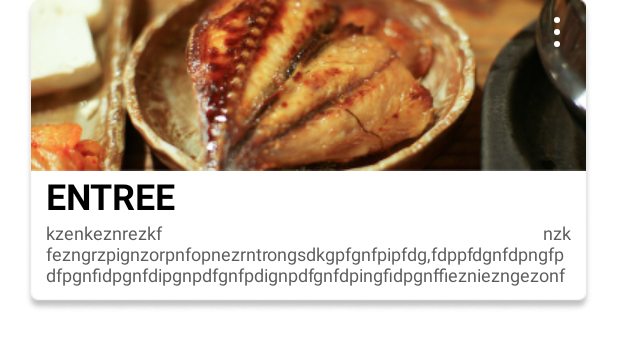
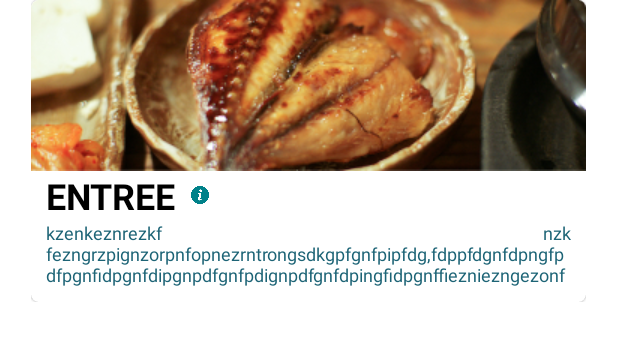
Before and after one commit to BenjaminSpoiden/CanteenAppAndroid, an Android app: the layout recyclerview_menu_item.xml on its own in the app's theme, with its tools: preview values and no code run, on a phone screen of 412 x 824 dp. Shown: the top 348 px of the screen. Run offline under Robolectric (Android 15) with nearby library versions, the light colour scheme and no system bars; Roboto replaces fonts that are not available here.

Commit message:
small changes

```diff
--- a/app/src/main/java/be/technifutur/devmob9/projet_cantinapp_android/interfaces/CalendarListener.kt
+++ b/app/src/main/java/be/technifutur/devmob9/projet_cantinapp_android/interfaces/CalendarListener.kt
@@ -3,6 +3,5 @@ package be.technifutur.devmob9.projet_cantinapp_android.interfaces
 import be.technifutur.devmob9.projet_cantinapp_android.model.data.CalendarModel
 
 interface CalendarListener {
-
     fun onCalendarReceived(calendarModel: CalendarModel)
 }
--- a/app/src/main/java/be/technifutur/devmob9/projet_cantinapp_android/interfaces/FragmentListener.kt
+++ b/app/src/main/java/be/technifutur/devmob9/projet_cantinapp_android/interfaces/FragmentListener.kt
@@ -9,6 +9,5 @@ interface FragmentListener {
 
     fun openCheckoutFragment()
 
-
     fun onProfileMenuSelection(selectedRowPosition: Int)
 }
--- /dev/null
+++ b/app/src/main/java/be/technifutur/devmob9/projet_cantinapp_android/interfaces/ItemSelectedListener.kt
@@ -0,0 +1,5 @@
+package be.technifutur.devmob9.projet_cantinapp_android.interfaces
+
+interface ItemSelectedListener {
+    fun onNumberItemSelected(numberOfItems: Int)
+}
--- a/app/src/main/java/be/technifutur/devmob9/projet_cantinapp_android/viewmodel/ContactPageViewModel.kt
+++ b/app/src/main/java/be/technifutur/devmob9/projet_cantinapp_android/viewmodel/ContactPageViewModel.kt
@@ -6,6 +6,7 @@ import be.technifutur.devmob9.projet_cantinapp_android.model.repositories.Contac
 import be.technifutur.devmob9.projet_cantinapp_android.view.ui.fragments.ContactFragment
 
 class ContactPageViewModel(private val contactPageRepository: ContactPageRepository): ViewModel() {
+
     /**
      * When we use two way databinding, we're forced to use MutableLiveData otherwise the layout can't access the values.
      */
@@ -20,10 +21,12 @@ class ContactPageViewModel(private val contactPageRepository: ContactPageReposit
     var orderNumber = MutableLiveData<String>()
     var message = MutableLiveData<String>()
 
+
     var isCheckboxChecked = MutableLiveData<Boolean>()
 
     val chosenFile: LiveData<String>
         get() = contactPageRepository.currentDocument
 
     fun onClickChoosingFile() = contactPageRepository.onChangedDocument()
+
 }
--- a/app/src/main/java/be/technifutur/devmob9/projet_cantinapp_android/viewmodel/factory/ContactPageVMFactory.kt
+++ b/app/src/main/java/be/technifutur/devmob9/projet_cantinapp_android/viewmodel/factory/ContactPageVMFactory.kt
@@ -6,7 +6,6 @@ import be.technifutur.devmob9.projet_cantinapp_android.model.repositories.Contac
 import be.technifutur.devmob9.projet_cantinapp_android.viewmodel.ContactPageViewModel
 
 class ContactPageVMFactory(private val contactPageRepository: ContactPageRepository): ViewModelProvider.NewInstanceFactory() {
-
     @Suppress("UNCHECKED_CAST")
     override fun <T : ViewModel?> create(modelClass: Class<T>): T {
         return ContactPageViewModel(contactPageRepository) as T
--- a/app/src/main/res/layout-v26/recyclerview_menu_item.xml
+++ b/app/src/main/res/layout-v26/recyclerview_menu_item.xml
@@ -2,67 +2,92 @@
 <androidx.constraintlayout.widget.ConstraintLayout
     xmlns:android="http://schemas.android.com/apk/res/android"
     xmlns:app="http://schemas.android.com/apk/res-auto"
-    android:layout_width="wrap_content"
+    android:layout_width="match_parent"
     android:layout_height="wrap_content"
     android:layout_gravity="center|top"
-    android:paddingBottom="10dp"
     android:id="@+id/recycler_view_item_id">
 
-    <ImageView
+    <com.google.android.material.card.MaterialCardView
         android:id="@+id/menu_bg"
         android:layout_width="wrap_content"
         android:layout_height="wrap_content"
-        android:src="@drawable/menu_bg"
+        android:layout_marginTop="15dp"
+        android:layout_marginBottom="10dp"
+        app:cardBackgroundColor="@android:color/white"
+        app:cardCornerRadius="5dp"
+        app:layout_constraintBottom_toBottomOf="parent"
         app:layout_constraintEnd_toEndOf="parent"
         app:layout_constraintStart_toStartOf="parent"
-        app:layout_constraintTop_toTopOf="parent"/>
+        app:layout_constraintTop_toTopOf="parent">
+
+        <androidx.constraintlayout.widget.ConstraintLayout
+            android:layout_width="wrap_content"
+            android:layout_height="wrap_content">
 
             <ImageView
                 android:id="@+id/menu_illustration"
                 android:layout_width="wrap_content"
                 android:layout_height="wrap_content"
                 android:src="@drawable/menu_illustration"
-        app:layout_constraintTop_toTopOf="@id/menu_bg"
-        app:layout_constraintStart_toStartOf="@id/menu_bg"
-        app:layout_constraintEnd_toEndOf="@id/menu_bg"/>
+                app:layout_constraintEnd_toEndOf="parent"
+                app:layout_constraintStart_toStartOf="parent"
+                app:layout_constraintTop_toTopOf="parent" />
 
             <ImageView
                 android:id="@+id/menu_detail_button"
-        android:layout_width="wrap_content"
-        android:layout_height="wrap_content"
-        android:src="@drawable/ic_menu_detail_button"
-        android:layout_marginTop="1dp"
-        android:layout_marginEnd="7dp"
+                android:layout_width="36dp"
+                android:layout_height="36dp"
                 android:padding="10dp"
-        app:layout_constraintTop_toTopOf="@id/menu_illustration"
-        app:layout_constraintEnd_toEndOf="@id/menu_illustration"/>
+                android:src="@drawable/info_btn"
+                app:layout_constraintStart_toEndOf="@+id/type_menu"
+                app:layout_constraintTop_toBottomOf="@+id/menu_illustration" />
 
             <TextView
                 android:id="@+id/type_menu"
                 android:layout_width="wrap_content"
                 android:layout_height="wrap_content"
+                android:layout_marginStart="10dp"
                 android:text="ENTREE"
+                android:textColor="@android:color/black"
+                android:textSize="24sp"
                 android:textStyle="bold"
-        android:textSize="24sp"
-        android:textColor="@android:color/black"
-        app:layout_constraintTop_toBottomOf="@id/menu_illustration"
                 app:layout_constraintStart_toStartOf="@id/menu_illustration"
-        android:layout_marginStart="10dp"/>
+                app:layout_constraintTop_toBottomOf="@id/menu_illustration" />
 
             <TextView
                 android:id="@+id/menu_description"
                 android:layout_width="0dp"
-        android:layout_height="0dp"
-        android:textSize="12sp"
-        android:textColor="@color/darkerGrey"
-        android:text="@string/mock_desc"
-        android:justificationMode="inter_word"
+                android:layout_height="75dp"
                 android:layout_marginStart="10dp"
                 android:layout_marginEnd="10dp"
-        android:layout_marginBottom="8dp"
-        app:layout_constraintTop_toBottomOf="@id/type_menu"
-        app:layout_constraintEnd_toEndOf="@id/menu_illustration"
-        app:layout_constraintStart_toStartOf="@id/menu_illustration"
-        app:layout_constraintBottom_toBottomOf="@id/menu_bg"/>
+                android:layout_marginBottom="10dp"
+                android:justificationMode="inter_word"
+                android:text="Soupe de Cyprine sur son nid de giclette"
+                android:textColor="@color/darkTurquoise"
+                android:textSize="16sp"
+                android:textStyle="bold"
+                app:layout_constraintBottom_toBottomOf="parent"
+                app:layout_constraintEnd_toEndOf="parent"
+                app:layout_constraintStart_toStartOf="@+id/menu_illustration"
+                app:layout_constraintTop_toBottomOf="@+id/type_menu" />
 
         </androidx.constraintlayout.widget.ConstraintLayout>
+
+    </com.google.android.material.card.MaterialCardView>
+
+    <ImageView
+        android:id="@+id/selected_menu_item"
+        android:layout_width="32dp"
+        android:layout_height="32dp"
+        android:layout_marginStart="351dp"
+        android:layout_marginTop="2dp"
+        android:layout_marginEnd="7dp"
+        android:elevation="10dp"
+        android:visibility="gone"
+        android:src="@drawable/check"
+        app:layout_constraintEnd_toEndOf="parent"
+        app:layout_constraintStart_toStartOf="@+id/menu_bg"
+        app:layout_constraintTop_toTopOf="parent" />
+
+
+</androidx.constraintlayout.widget.ConstraintLayout>
--- a/app/src/main/res/layout/fragment_contact.xml
+++ b/app/src/main/res/layout/fragment_contact.xml
@@ -3,7 +3,6 @@
     xmlns:android="http://schemas.android.com/apk/res/android"
     xmlns:app="http://schemas.android.com/apk/res-auto"
     xmlns:tools="http://schemas.android.com/tools">
-
     <data>
         <variable
             name="contactViewModel"
--- a/app/src/main/res/layout/recyclerview_menu_item.xml
+++ b/app/src/main/res/layout/recyclerview_menu_item.xml
@@ -8,34 +8,37 @@
     android:paddingBottom="10dp"
     android:id="@+id/recycler_view_item_id">
 
-    <ImageView
+    <com.google.android.material.card.MaterialCardView
         android:id="@+id/menu_bg"
         android:layout_width="wrap_content"
         android:layout_height="wrap_content"
-        android:src="@drawable/menu_bg"
+        app:cardBackgroundColor="@android:color/white"
         app:layout_constraintEnd_toEndOf="parent"
         app:layout_constraintStart_toStartOf="parent"
-        app:layout_constraintTop_toTopOf="parent"/>
+        app:layout_constraintTop_toTopOf="parent"
+        app:cardCornerRadius="5dp">
+
+        <androidx.constraintlayout.widget.ConstraintLayout
+            android:layout_width="wrap_content"
+            android:layout_height="wrap_content">
 
             <ImageView
                 android:id="@+id/menu_illustration"
                 android:layout_width="wrap_content"
                 android:layout_height="wrap_content"
                 android:src="@drawable/menu_illustration"
-        app:layout_constraintTop_toTopOf="@id/menu_bg"
-        app:layout_constraintStart_toStartOf="@id/menu_bg"
-        app:layout_constraintEnd_toEndOf="@id/menu_bg"/>
+                app:layout_constraintTop_toTopOf="parent"
+                app:layout_constraintStart_toStartOf="parent"
+                app:layout_constraintEnd_toEndOf="parent"/>
 
             <ImageView
                 android:id="@+id/menu_detail_button"
-        android:layout_width="wrap_content"
-        android:layout_height="wrap_content"
-        android:src="@drawable/ic_menu_detail_button"
-        android:layout_marginTop="1dp"
-        android:layout_marginEnd="7dp"
+                android:layout_width="32dp"
+                android:layout_height="32dp"
                 android:padding="10dp"
-        app:layout_constraintTop_toTopOf="@id/menu_illustration"
-        app:layout_constraintEnd_toEndOf="@id/menu_illustration"/>
+                android:src="@drawable/info_btn"
+                app:layout_constraintStart_toEndOf="@+id/type_menu"
+                app:layout_constraintTop_toBottomOf="@+id/menu_illustration" />
 
             <TextView
                 android:id="@+id/type_menu"
@@ -48,20 +51,28 @@
                 app:layout_constraintTop_toBottomOf="@id/menu_illustration"
                 app:layout_constraintStart_toStartOf="@id/menu_illustration"
                 android:layout_marginStart="10dp"/>
+
             <TextView
                 android:id="@+id/menu_description"
                 android:layout_width="0dp"
-        android:layout_height="0dp"
-        android:textSize="12sp"
-        android:textColor="@color/darkerGrey"
-        android:text="kzenkeznrezkf nzk fezngrzpignzorpnfopnezrntrongsdkgpfgnfpipfdg,fdppfdgnfdpngfpdfpgnfidpgnfdipgnpdfgnfpdignpdfgnfdpingfidpgnffiezniezngezonf"
-        android:justificationMode="inter_word"
+                android:layout_height="wrap_content"
                 android:layout_marginStart="10dp"
                 android:layout_marginEnd="10dp"
-        android:layout_marginBottom="8dp"
-        app:layout_constraintTop_toBottomOf="@id/type_menu"
-        app:layout_constraintEnd_toEndOf="@id/menu_illustration"
-        app:layout_constraintStart_toStartOf="@id/menu_illustration"
-        app:layout_constraintBottom_toBottomOf="@id/menu_bg"/>
+                android:layout_marginBottom="10dp"
+                android:justificationMode="inter_word"
+                android:text="kzenkeznrezkf nzk fezngrzpignzorpnfopnezrntrongsdkgpfgnfpipfdg,fdppfdgnfdpngfpdfpgnfidpgnfdipgnpdfgnfpdignpdfgnfdpingfidpgnffiezniezngezonf"
+                android:textColor="@color/darkTurquoise"
+                android:textSize="12sp"
+                app:layout_constraintBottom_toBottomOf="parent"
+                app:layout_constraintEnd_toEndOf="parent"
+                app:layout_constraintStart_toStartOf="@+id/menu_illustration"
+                app:layout_constraintTop_toBottomOf="@+id/type_menu" />
 
         </androidx.constraintlayout.widget.ConstraintLayout>
+
+    </com.google.android.material.card.MaterialCardView>
+
+
+
+
+</androidx.constraintlayout.widget.ConstraintLayout>
--- a/app/src/main/res/values/colors.xml
+++ b/app/src/main/res/values/colors.xml
@@ -17,4 +17,5 @@
     <color name="darkerGrey">#5C5C5C</color>
     <color name="spacerColor">#7AD378</color>
     <color name="slightlyTurquoise">#37BA89</color>
+    <color name="darkTurquoise">#1D6476</color>
 </resources>
--- a/app/src/main/res/values/strings.xml
+++ b/app/src/main/res/values/strings.xml
@@ -1,7 +1,7 @@
 <resources>
     <string name="app_name">Projet-Cantinapp-Android</string>
     <string name="toolbar_name">%s</string>
-    <string name="mock_desc">kzenrezkfnzkfezngrzpignzorpnfopnezrntrongsdkgpfgnfpipfdg,fdppfdgnfdpngfpdfpgnfidpgnfdipgnpdfgnfpdignpdfgnfdpingfidpgnffiezniezngezonfdddkdskksdbfjkdbfkdsfbdkkdsfbldsfnlsdnfdlsd</string>
+    <string name="mock_desc">Soupe de Cyprine sur son nid de giclette</string>
     <string name="sandwich_desc">Delicieux sandwich fait avec amour qui mettra vos sens en plein eveil</string>
     <string name="croissant_desc">Lorem ipsum Lorem ipsum</string>
     <string name="navigation_drawer_open">Open navigation drawer</string>
```
Also changed, not shown: app/src/main/java/be/technifutur/devmob9/projet_cantinapp_android/view/ui/custom/AddingItemFragment.kt (added, +38 -0 lines), app/src/main/java/be/technifutur/devmob9/projet_cantinapp_android/view/ui/fragments/ContactFragment.kt (+3 -4 lines), app/src/main/java/be/technifutur/devmob9/projet_cantinapp_android/view/ui/fragments/MenuRepasFragment.kt (+37 -2 lines), app/src/main/res/layout/fragment_adding_item.xml (added, +14 -0 lines), app/src/main/res/layout/fragment_menu_repas.xml (+11 -3 lines), app/src/main/res/drawable-v24/info_btn.png (added). Lines whose indentation alone changed are shown as unchanged.
